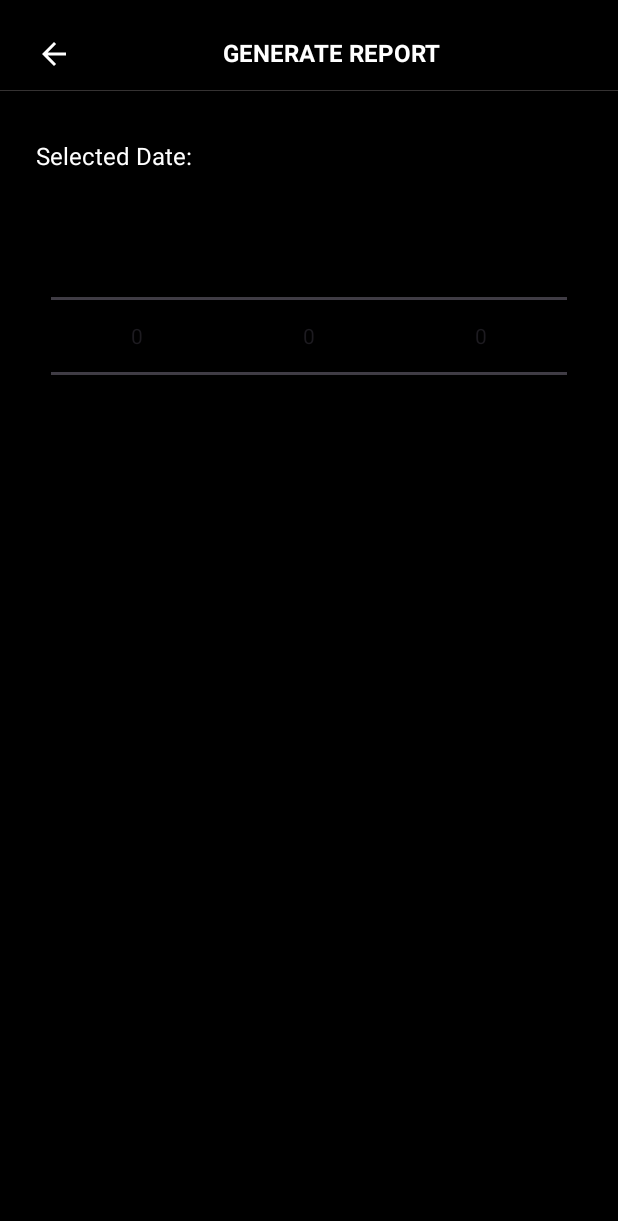
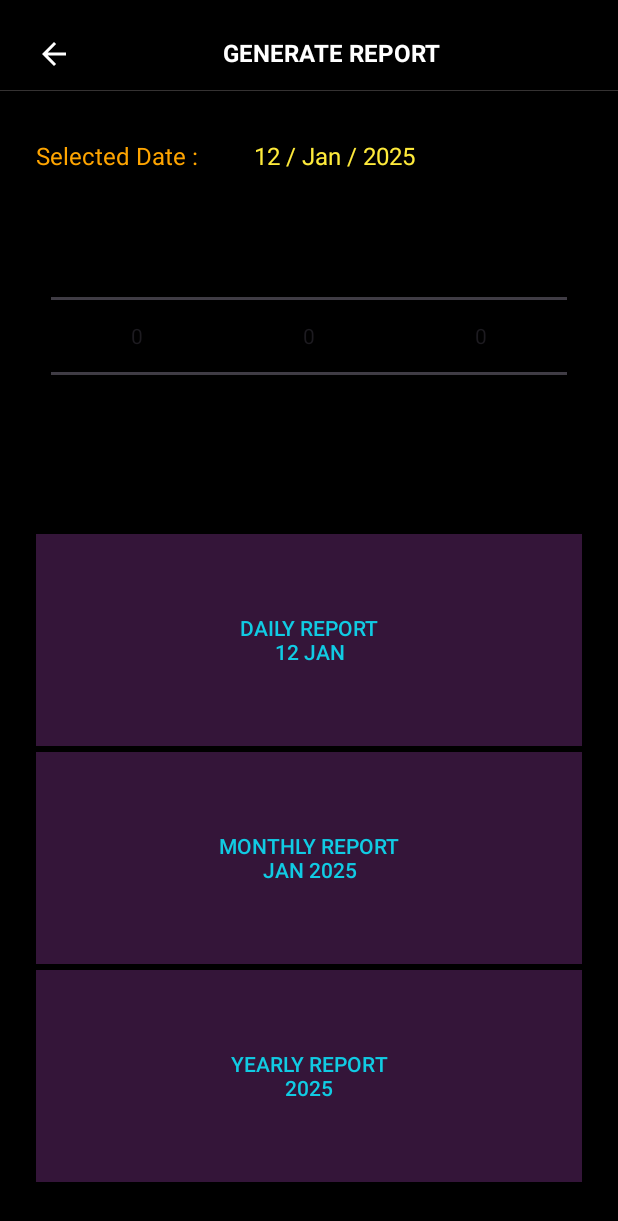
Before and after one commit to darkEye-2021831014/ResultCalculator, an Android app: the layout fragment_generate_report.xml on its own in the app's theme, with its tools: preview values and no code run, on a phone screen of 412 x 824 dp. Shown: the top 1221 px of the screen. Run offline under Robolectric (Android 15) with nearby library versions, the light colour scheme and no system bars.

Commit message:
added pdf report generation system
now user can generate pdf report of both income and expense for day, month and year.
the report will display catagory,amount,percentage table and description table

```diff
--- a/app/src/main/java/com/example/cgpa/Format.kt
+++ b/app/src/main/java/com/example/cgpa/Format.kt
@@ -17,5 +17,8 @@ enum class Format {
     THIS_MONTH,
     LAST_MONTH,
     THIS_YEAR,
-    LAST_YEAR
+    LAST_YEAR,
+    DAILY_EXPENSE,
+    MONTHLY_EXPENSE,
+    YEARLY_EXPENSE
 }
--- a/app/src/main/java/com/example/cgpa/Helper.kt
+++ b/app/src/main/java/com/example/cgpa/Helper.kt
@@ -30,6 +30,7 @@ class Helper(private val context: Context) {
     {
         const val TAG = "MainActivity"
         const val PDF_FILE = "ResultOutput.pdf"
+        const val PDF_REPORT_FILE = "report.pdf"
         const val TEXT_FILE = "ResultOutput.txt"
         const val ITEM_INFO_FILE = "ItemInfo.json"
         const val FOLDER = "MyFolder"
--- a/app/src/main/res/layout/fragment_generate_report.xml
+++ b/app/src/main/res/layout/fragment_generate_report.xml
@@ -49,18 +49,33 @@
         app:layout_constraintTop_toBottomOf="@id/back" />
 
     <TextView
-        android:id="@+id/select"
+        android:id="@+id/selectText"
         style="@style/autoSize"
         android:layout_width="0dp"
         android:layout_height="wrap_content"
         android:layout_marginTop="32dp"
-        android:text="Selected Date: "
-        android:textColor="@color/white"
-        app:layout_constraintEnd_toEndOf="@+id/textView"
+        android:text="Selected Date : "
+        android:textColor="@color/orange"
+        app:layout_constraintHorizontal_weight="1"
+        app:layout_constraintEnd_toStartOf="@id/selectDate"
         app:layout_constraintStart_toStartOf="@id/back"
         app:layout_constraintTop_toBottomOf="@id/dv" />
 
+    <TextView
+        android:id="@+id/selectDate"
+        style="@style/autoSize"
+        android:layout_width="0dp"
+        android:layout_height="wrap_content"
+        android:text="12 / Jan / 2025"
+        android:textColor="@color/yellow"
+        app:layout_constraintHorizontal_weight="1.5"
+        app:layout_constraintStart_toEndOf="@id/selectText"
+        app:layout_constraintTop_toTopOf="@id/selectText"
+        app:layout_constraintEnd_toEndOf="@id/textView"/>
+
+
     <LinearLayout
+        android:id="@+id/datePickerContainer"
         android:layout_width="0dp"
         android:layout_height="wrap_content"
         android:background="@color/black"
@@ -69,8 +84,8 @@
         android:padding="10dp"
         android:layout_marginTop="12dp"
         app:layout_constraintEnd_toEndOf="@id/textView"
-        app:layout_constraintStart_toStartOf="@+id/select"
-        app:layout_constraintTop_toBottomOf="@+id/select">
+        app:layout_constraintStart_toStartOf="@+id/selectText"
+        app:layout_constraintTop_toBottomOf="@+id/selectText">
 
         <NumberPicker
             android:id="@+id/datePicker"
@@ -91,5 +106,49 @@
             android:layout_weight="1" />
     </LinearLayout>
 
+    <LinearLayout
+        android:id="@+id/generateButtonsContainer"
+        android:layout_width="0dp"
+        android:layout_height="0dp"
+        android:orientation="vertical"
+        android:layout_marginTop="32dp"
+        android:layout_marginBottom="32dp"
+        app:layout_constraintStart_toStartOf="@id/datePickerContainer"
+        app:layout_constraintTop_toBottomOf="@id/datePickerContainer"
+        app:layout_constraintEnd_toEndOf="@id/datePickerContainer"
+        app:layout_constraintBottom_toBottomOf="parent">
+
+        <androidx.appcompat.widget.AppCompatButton
+            android:id="@+id/dailyReport"
+            android:layout_width="match_parent"
+            android:layout_height="0dp"
+            android:layout_marginBottom="4dp"
+            android:background="@color/purple"
+            android:text="DAILY REPORT\n12 Jan"
+            android:textColor="@color/cyan"
+            android:layout_weight="1"
+             />
+        <androidx.appcompat.widget.AppCompatButton
+            android:id="@+id/monthlyReport"
+            android:layout_width="match_parent"
+            android:layout_height="0dp"
+            android:layout_marginBottom="4dp"
+            android:background="@color/purple"
+            android:text="MONTHLY REPORT\nJAN 2025"
+            android:textColor="@color/cyan"
+            android:layout_weight="1"
+             />
+        <androidx.appcompat.widget.AppCompatButton
+            android:id="@+id/yearlyReport"
+            android:layout_width="match_parent"
+            android:layout_height="0dp"
+            android:layout_marginBottom="4dp"
+            android:background="@color/purple"
+            android:text="YEARLY REPORT\n2025"
+            android:textColor="@color/cyan"
+            android:layout_weight="1"
+             />
+    </LinearLayout>
+
 
 </androidx.constraintlayout.widget.ConstraintLayout>
--- a/app/src/main/res/values/colors.xml
+++ b/app/src/main/res/values/colors.xml
@@ -16,5 +16,6 @@
     <color name="pink">#B322CA</color>
     <color name="orange">#FFA500</color>
     <color name="blue">#0000FF</color>
+    <color name="lessWhite">#e7d3cc</color>
 
 </resources>
--- a/app/src/main/res/values/style.xml
+++ b/app/src/main/res/values/style.xml
@@ -52,6 +52,7 @@
         <item name="autoSizeMinTextSize">16sp</item>
         <item name="autoSizeTextType">uniform</item>
         <item name="autoSizeStepGranularity">2sp</item>
+        <item name="maxLines">1</item>
     </style>
 
 
```
Also changed, not shown: app/src/main/java/com/example/cgpa/GenerateReport.kt (+247 -7 lines), app/src/main/java/com/example/cgpa/Item.kt (+19 -0 lines), app/src/main/java/com/example/cgpa/PdfManager.kt (+223 -16 lines), app/src/main/java/com/example/cgpa/Utility.kt (+14 -0 lines).
